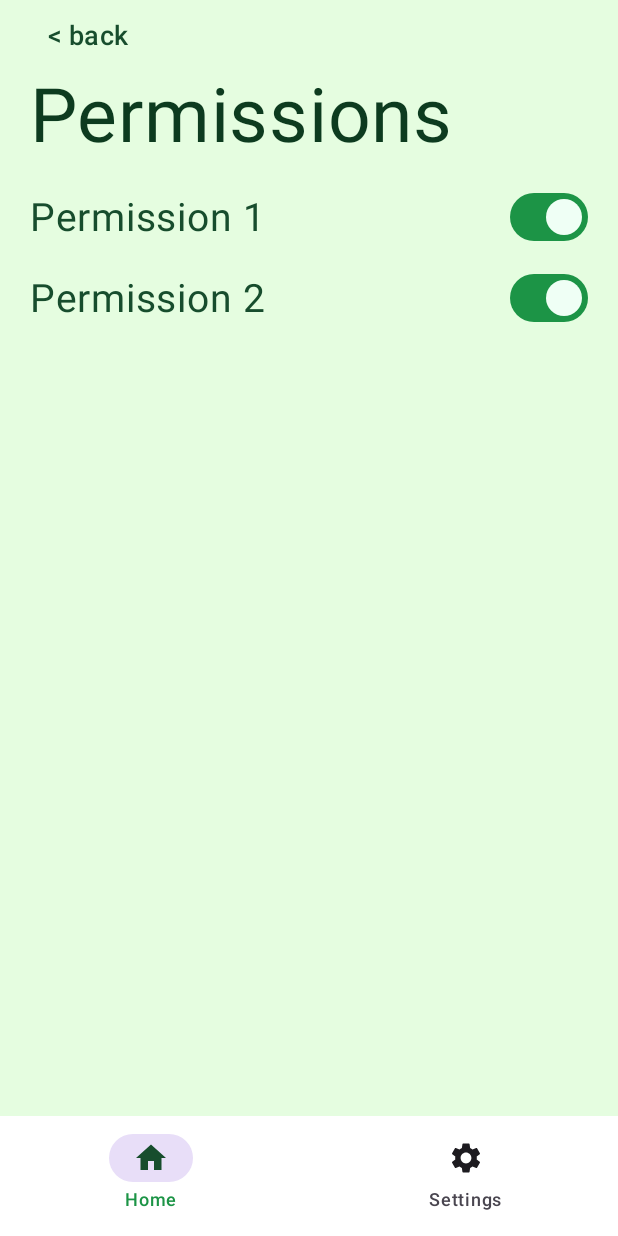
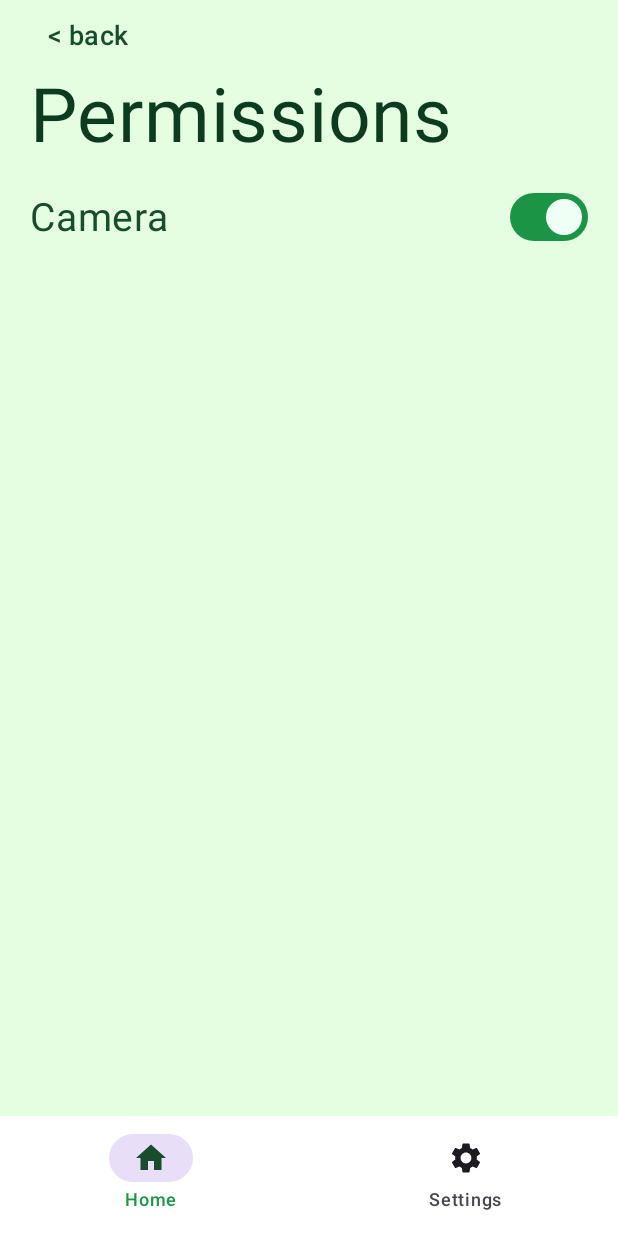
Before and after one commit to shleem0/ranger_object_finder, an Android app built with Jetpack Compose: the PermissionsSettingsScreen screen opened through its navigation route, on a phone screen of 412 x 824 dp. Run offline under Robolectric (Android 15) with nearby library versions, the phone set to English and light mode, and no system bars.

Commit message:
app camera works?

```diff
--- a/SDPApp/app/src/main/AndroidManifest.xml
+++ b/SDPApp/app/src/main/AndroidManifest.xml
@@ -1,6 +1,8 @@
 <?xml version="1.0" encoding="utf-8"?>
 <manifest xmlns:android="http://schemas.android.com/apk/res/android"
     xmlns:tools="http://schemas.android.com/tools">
+
+    <uses-permission android:name="android.permission.CAMERA" />
 
     <application
         android:allowBackup="true"
--- a/SDPApp/app/src/main/java/com/example/sdpapp/ui/BottomNavigationBar.kt
+++ b/SDPApp/app/src/main/java/com/example/sdpapp/ui/BottomNavigationBar.kt
@@ -26,7 +26,6 @@ import androidx.navigation.NavGraph.Companion.findStartDestination
 import androidx.navigation.compose.NavHost
 import androidx.navigation.compose.composable
 import androidx.navigation.compose.rememberNavController
-import com.example.sdpapp.CameraScreen
 import com.example.sdpapp.HomeScreen
 import com.example.sdpapp.SettingsScreen
 
@@ -93,6 +92,7 @@ fun BottomNavigationBar() {
                 val name = backStackEntry.arguments?.getString("name") ?: ""
                 CameraScreen(navController, name)
             }
+            composable("cameraPreview") { CameraPreview(navController) }
         }
     }
 }
--- a/SDPApp/app/src/main/java/com/example/sdpapp/ui/PermissionsSettingsScreen.kt
+++ b/SDPApp/app/src/main/java/com/example/sdpapp/ui/PermissionsSettingsScreen.kt
@@ -1,5 +1,8 @@
+@file:OptIn(ExperimentalPermissionsApi::class)
+
 package com.example.sdpapp.ui
 
+import android.Manifest
 import androidx.compose.foundation.background
 import androidx.compose.foundation.layout.Arrangement
 import androidx.compose.foundation.layout.Column
@@ -14,6 +17,7 @@ import androidx.compose.material3.SwitchDefaults
 import androidx.compose.material3.Text
 import androidx.compose.material3.TextButton
 import androidx.compose.runtime.Composable
+import androidx.compose.runtime.LaunchedEffect
 import androidx.compose.runtime.getValue
 import androidx.compose.runtime.mutableStateOf
 import androidx.compose.runtime.remember
@@ -23,68 +27,60 @@ import androidx.compose.ui.text.font.FontWeight
 import androidx.compose.ui.unit.dp
 import androidx.compose.ui.unit.sp
 import androidx.navigation.NavController
+import com.google.accompanist.permissions.ExperimentalPermissionsApi
+import com.google.accompanist.permissions.isGranted
+import com.google.accompanist.permissions.rememberPermissionState
 
 @Composable
-fun PermissionsSettingsScreen (navController: NavController) {
+fun PermissionsSettingsScreen(navController: NavController) {
     Column(
         modifier = Modifier
             .fillMaxSize()
             .background(MaterialTheme.colorScheme.background)
             .padding(horizontal = 20.dp)
     ) {
-        TextButton(
-            onClick = { navController.navigate("settings") }
-        ) {
-            Text("< back",
-                color = MaterialTheme.colorScheme.surfaceBright,
-                fontSize = 18.sp,
-                modifier = Modifier.padding(0.dp)
-                )
+        TextButton(onClick = { navController.navigate("settings") }) {
+            Text("< back", color = MaterialTheme.colorScheme.surfaceBright, fontSize = 18.sp)
         }
+
         Text(
             text = "Permissions",
             style = MaterialTheme.typography.bodyLarge,
             color = MaterialTheme.colorScheme.tertiary,
         )
+
+        CameraPermissionSwitch()
+    }
+}
+
+@Composable
+fun CameraPermissionSwitch() {
+    val cameraPermissionState = rememberPermissionState(Manifest.permission.CAMERA)
+    var checked by remember { mutableStateOf(cameraPermissionState.status.isGranted) }
+
+    LaunchedEffect(cameraPermissionState.status.isGranted) {
+        checked = cameraPermissionState.status.isGranted
+    }
+
     Row(
         modifier = Modifier.fillMaxWidth().padding(top = 14.dp),
-            horizontalArrangement = Arrangement.Absolute.SpaceBetween
+        horizontalArrangement = Arrangement.SpaceBetween
     ) {
         Text(
-                text = "Permission 1",
+            text = "Camera",
             fontSize = 26.sp,
             color = MaterialTheme.colorScheme.surfaceBright
         )
-            var checked by remember { mutableStateOf(true) }
 
         Switch(
             checked = checked,
-                onCheckedChange = {
-                    checked = it
-                },
-                colors = SwitchDefaults.colors(
-                    checkedThumbColor = MaterialTheme.colorScheme.onBackground,
-                    checkedTrackColor = MaterialTheme.colorScheme.secondary,
-                    uncheckedThumbColor = MaterialTheme.colorScheme.surfaceBright,
-                    uncheckedTrackColor = MaterialTheme.colorScheme.onBackground,
-                )
-            )
+            onCheckedChange = { newCheckedState ->
+                checked = newCheckedState
+                if (newCheckedState && !cameraPermissionState.status.isGranted) {
+                    //LaunchedEffect(newCheckedState) {
+                        cameraPermissionState.launchPermissionRequest()
+                    //}
                 }
-        Row(
-            modifier = Modifier.fillMaxWidth().padding(top = 4.dp),
-            horizontalArrangement = Arrangement.Absolute.SpaceBetween
-        ) {
-            Text(
-                text = "Permission 2",
-                fontSize = 26.sp,
-                color = MaterialTheme.colorScheme.surfaceBright
-            )
-            var checked by remember { mutableStateOf(true) }
-
-            Switch(
-                checked = checked,
-                onCheckedChange = {
-                    checked = it
             },
             colors = SwitchDefaults.colors(
                 checkedThumbColor = MaterialTheme.colorScheme.onBackground,
@@ -95,4 +91,3 @@ fun PermissionsSettingsScreen (navController: NavController) {
         )
     }
 }
-}
```
Also changed, not shown: SDPApp/app/build.gradle.kts (+9 -0 lines), SDPApp/app/src/main/java/com/example/sdpapp/MainActivity.kt (+33 -19 lines), SDPApp/app/src/main/java/com/example/sdpapp/ui/CameraScreen.kt (added, +151 -0 lines), SDPApp/app/src/main/java/com/example/sdpapp/ui/HomeScreen.kt (+0 -8 lines), SDPApp/gradle/libs.versions.toml (+15 -0 lines). Lines whose indentation alone changed are shown as unchanged.
